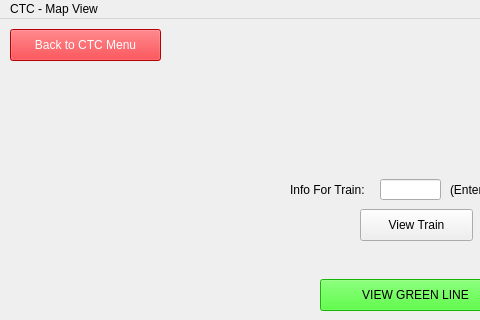
Old version of the form src/UI/CTC/ctc_map_menu.ui in the repository aet37/ECE1140-Project; both pictures show x 0 to 480 and y 0 to 320 of the 800 by 600 pixel window.
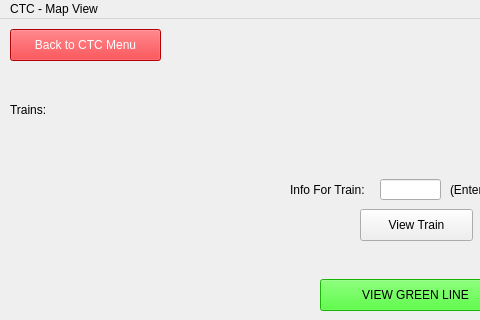
New version of the form.

Commit message: Restore CTC GUI Functionality in Python

Diff of the .ui file:
```diff
--- a/src/UI/CTC/ctc_map_menu.ui
+++ b/src/UI/CTC/ctc_map_menu.ui
@@ -126,6 +126,32 @@
      <string/>
     </property>
    </widget>
+   <widget class="QLabel" name="label_2">
+    <property name="geometry">
+     <rect>
+      <x>10</x>
+      <y>80</y>
+      <width>81</width>
+      <height>21</height>
+     </rect>
+    </property>
+    <property name="text">
+     <string>Trains:</string>
+    </property>
+   </widget>
+   <widget class="QLabel" name="TrainsLabel">
+    <property name="geometry">
+     <rect>
+      <x>10</x>
+      <y>100</y>
+      <width>781</width>
+      <height>31</height>
+     </rect>
+    </property>
+    <property name="text">
+     <string/>
+    </property>
+   </widget>
   </widget>
   <widget class="QMenuBar" name="menubar">
    <property name="geometry">
```
Left out of the diff: 2 changed lines with no effect on the pictures. The commit also changes 4 other files.
